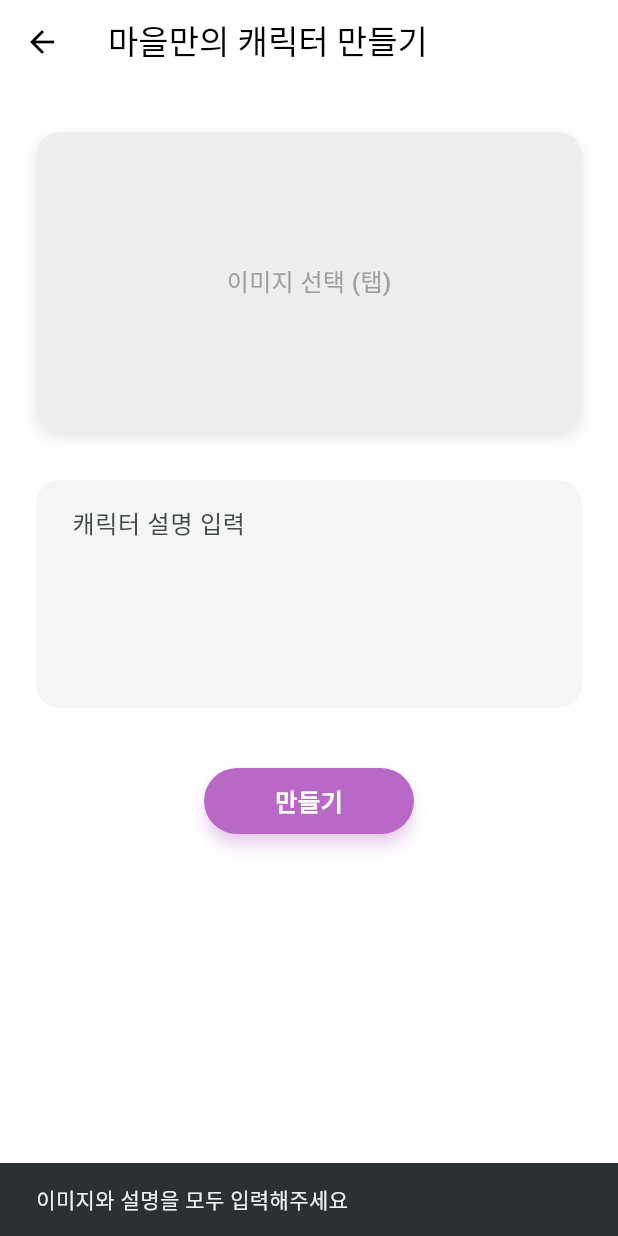
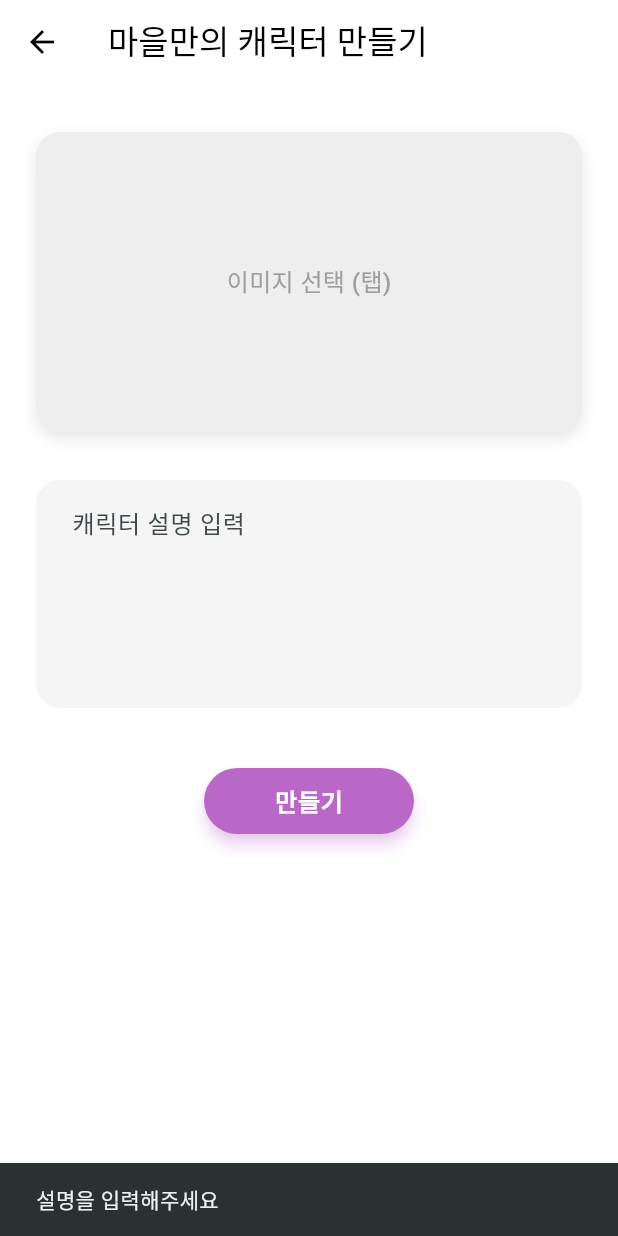
Before and after one commit to flat-dumplings/youthbuk, a Flutter app: the CharacterCreatePage screen opened directly, after a tap on "만들기", on a phone screen of 412 x 824 dp. Run offline on Flutter 3.47's test engine with Material 3 defaults, Android fonts, the phone set to English and light mode, and no system bars; our stand-ins replace cloud_firestore, country_picker, firebase_auth, firebase_core, flutter_dotenv, flutter_screenutil and 3 more; accounts and stored records are empty.

Commit message:
feat: ai 기능 구현 완료

```diff
--- a/lib/community/pages/character_create_page.dart
+++ b/lib/community/pages/character_create_page.dart
@@ -1,8 +1,9 @@
 import 'dart:io';
 import 'package:flutter/material.dart';
 import 'package:image_picker/image_picker.dart';
+import 'package:flutter_dotenv/flutter_dotenv.dart';
 import 'package:youthbuk/community/services/openai_api.dart';
-import 'poster_result_page.dart'; // 결과 페이지 재활용 (필요 시 별도 생성 가능)
+import 'poster_result_page.dart';
 
 class CharacterCreatePage extends StatefulWidget {
   const CharacterCreatePage({super.key});
@@ -17,22 +18,29 @@ class _CharacterCreatePageState extends State<CharacterCreatePage> {
   final ImagePicker _picker = ImagePicker();
   bool _isLoading = false;
 
-  final String openAiApiKey = 'YOUR_OPENAI_API_KEY'; // 본인 키로 교체하세요
+  late final String openAiApiKey;
+
+  @override
+  void initState() {
+    super.initState();
+    openAiApiKey = dotenv.env['OPENAI_API_KEY'] ?? '';
+  }
 
   Future<void> _pickImage() async {
     final XFile? pickedFile = await _picker.pickImage(
       source: ImageSource.gallery,
     );
-    if (pickedFile != null)
+    if (pickedFile != null) {
       setState(() => _selectedImage = File(pickedFile.path));
+    }
   }
 
   Future<void> _createCharacter() async {
     final prompt = _descriptionController.text.trim();
-    if (_selectedImage == null || prompt.isEmpty) {
+    if (prompt.isEmpty) {
       ScaffoldMessenger.of(
         context,
-      ).showSnackBar(const SnackBar(content: Text('이미지와 설명을 모두 입력해주세요')));
+      ).showSnackBar(const SnackBar(content: Text('설명을 입력해주세요')));
       return;
     }
 
@@ -41,7 +49,7 @@ class _CharacterCreatePageState extends State<CharacterCreatePage> {
     final imageUrl = await generateImageOpenAI(
       apiKey: openAiApiKey,
       prompt: prompt,
-      size: "512x512", // 캐릭터 1:1 비율
+      size: "1024x1024",
     );
 
     setState(() => _isLoading = false);
```
Also changed, not shown: lib/community/pages/ai_page.dart (+15 -1 lines), lib/community/pages/poster_create_page.dart (+14 -5 lines), lib/community/pages/poster_result_page.dart (+69 -7 lines), lib/community/services/openai_api.dart (+6 -3 lines), pubspec.lock.
